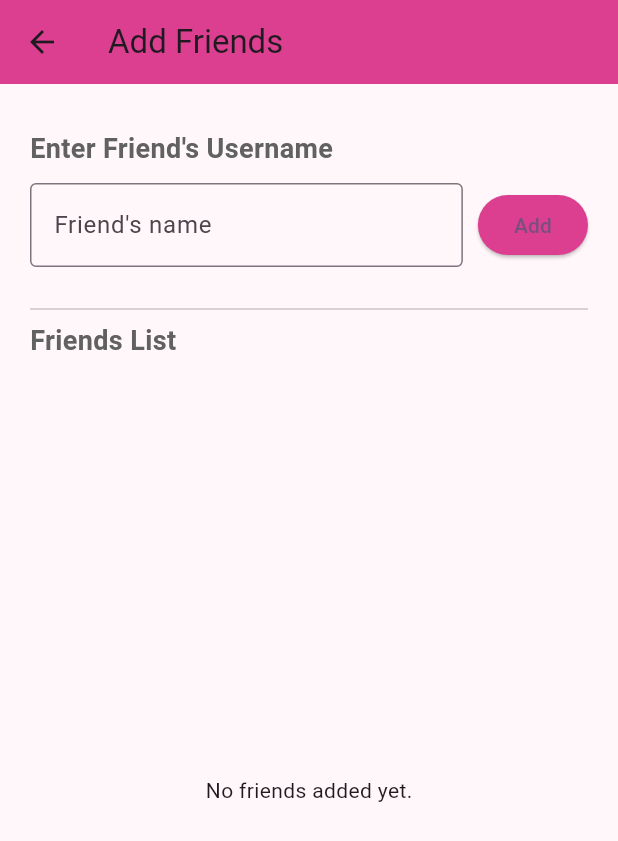
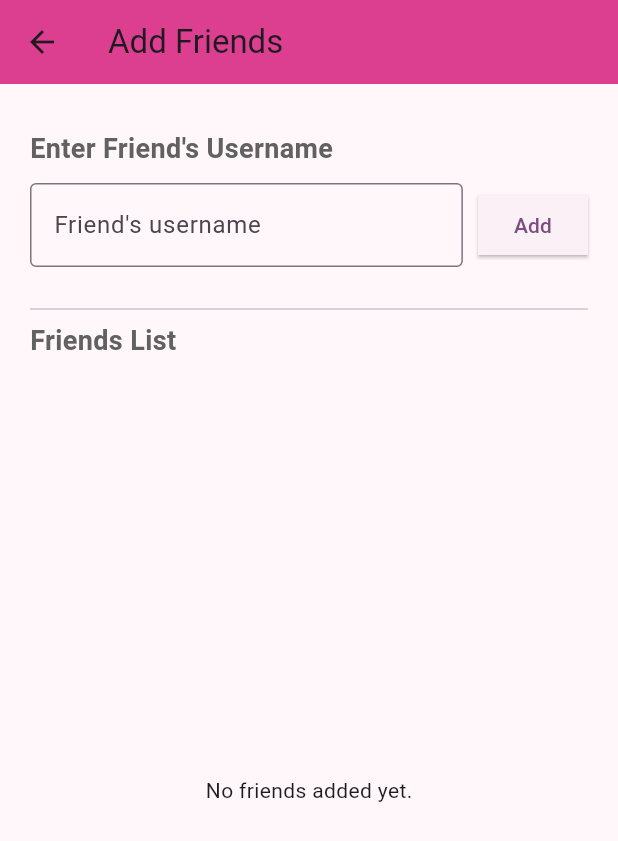
Before and after one commit to afilipovski/smart-spin-trivia-app, a Flutter app: the AddFriendScreen screen opened directly, on a phone screen of 412 x 824 dp. Shown: the top 841 px of the screen. Run offline on Flutter 3.47's test engine with Material 3 defaults, Android fonts, the phone set to English and light mode, and no system bars; our stand-ins replace bloc, equatable, flutter_bloc, google_fonts, lottie; project files that could hold a hidden picture were left out.

Commit message:
Change button

```diff
--- a/Frontend/trivia_app/lib/features/friends/view/add_friend_screen.dart
+++ b/Frontend/trivia_app/lib/features/friends/view/add_friend_screen.dart
@@ -49,7 +49,7 @@ class _AddFriendScreenState extends State<AddFriendScreen> {
                   child: TextField(
                     controller: _friendNameController,
                     decoration: const InputDecoration(
-                      hintText: "Friend's name",
+                      hintText: "Friend's username",
                       border: OutlineInputBorder(),
                     ),
                   ),
@@ -58,7 +58,7 @@ class _AddFriendScreenState extends State<AddFriendScreen> {
                 ElevatedButton(
                   onPressed: _addFriend,
                   style: ElevatedButton.styleFrom(
-                    backgroundColor: const Color.fromARGB(255, 220, 63, 144),
+                    shape: const BeveledRectangleBorder(),
                   ),
                   child: const Text("Add"),
                 ),
```
